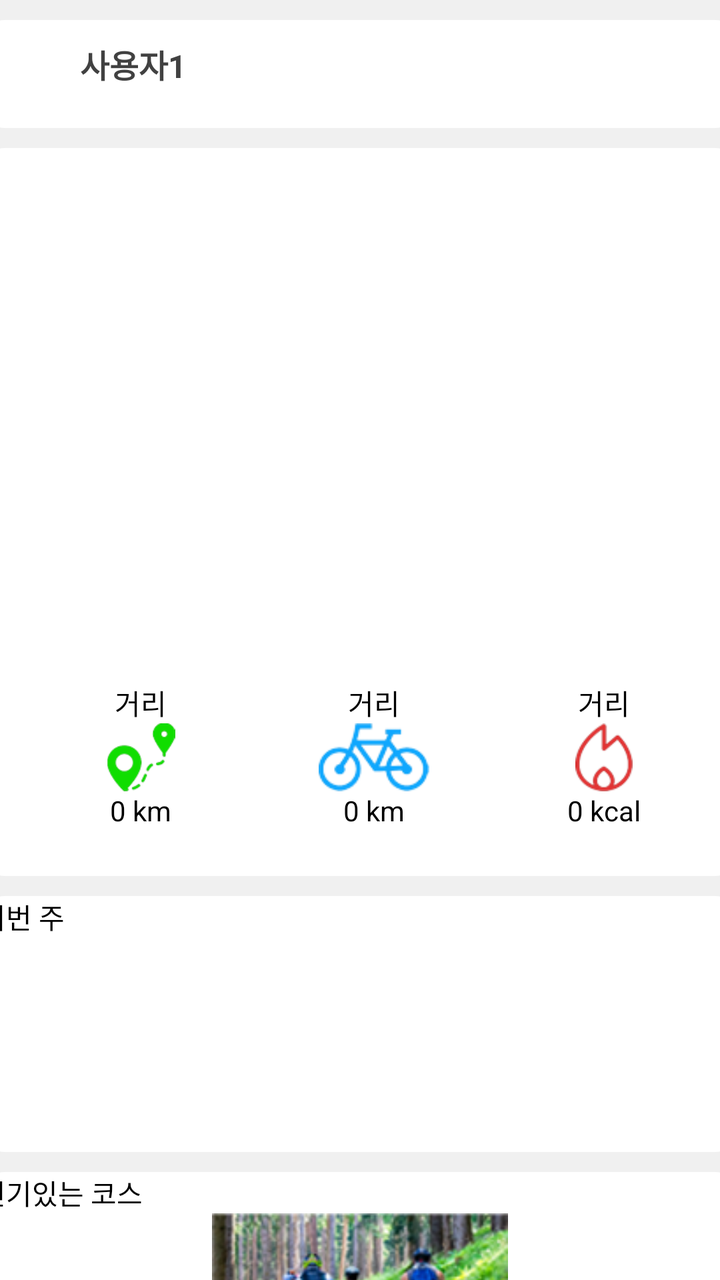
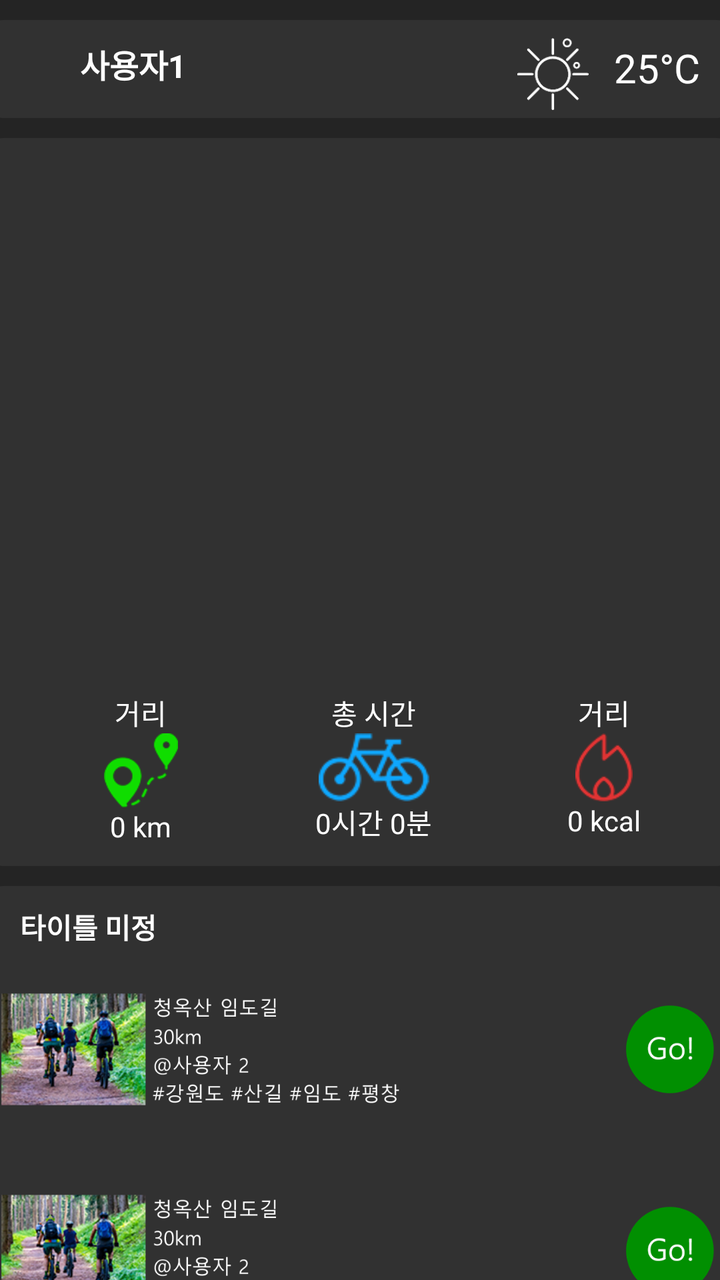

Two renders of the same Android screen: before a commit and after it. Below are the layout's source before the change and the commit's diff.
<!-- AndroidManifest.xml: application theme AppTheme -->
<!-- res/layout/fragment_home.xml -->
<?xml version="1.0" encoding="utf-8"?>
<androidx.constraintlayout.widget.ConstraintLayout xmlns:android="http://schemas.android.com/apk/res/android"
    xmlns:app="http://schemas.android.com/apk/res-auto"
    xmlns:tools="http://schemas.android.com/tools"
    android:layout_width="match_parent"
    android:layout_height="match_parent"
    android:background="#f0f0f0"
    tools:context=".ui.home.HomeFragment">

    <LinearLayout
        android:id="@+id/linearLayout"
        android:layout_width="match_parent"
        android:layout_height="match_parent"
        android:orientation="vertical"
        tools:ignore="MissingConstraints">

        <LinearLayout
            android:layout_width="380dp"
            android:layout_height="54dp"
            android:layout_gravity="center"
            android:layout_marginTop="10dp"
            android:background="@drawable/subactivity_shape"
            android:orientation="vertical"
            tools:ignore="MissingConstraints">


            <ImageView
                android:id="@+id/imageView8"
                android:layout_width="30dp"
                android:layout_height="30dp"
                android:layout_margin="10dp"
                app:srcCompat="@drawable/user_icon" />

            <TextView

                android:layout_width="wrap_content"
                android:layout_height="wrap_content"
                android:layout_marginLeft="50dp"
                android:layout_marginTop="-40dp"
                android:text="사용자1"

                android:textColor="#414141"
                android:textSize="16dp"
                android:textStyle="bold" />


        </LinearLayout>

        <LinearLayout
            android:layout_width="380dp"
            android:layout_height="364dp"
            android:layout_gravity="center"
            android:layout_marginTop="10dp"
            android:background="@drawable/subactivity_shape"
            android:orientation="vertical"
            tools:ignore="MissingConstraints">

            <ImageView
                android:id="@+id/ridingstart"
                android:layout_width="240dp"
                android:layout_height="237dp"
                android:layout_gravity="center"
                android:layout_marginTop="30dp"
                app:srcCompat="@drawable/main_bt" />

            <LinearLayout
                android:layout_width="wrap_content"
                android:layout_height="match_parent"
                android:orientation="horizontal">

                <LinearLayout
                    android:layout_width="101dp"
                    android:layout_height="match_parent"
                    android:layout_gravity="left"
                    android:layout_marginLeft="30dp"
                    android:orientation="vertical">

                    <TextView
                        android:id="@+id/textView3"
                        android:layout_width="wrap_content"
                        android:layout_height="wrap_content"
                        android:layout_gravity="center"
                        android:text="거리"
                        android:textColor="#000000" />

                    <ImageView
                        android:id="@+id/imageView4"
                        android:layout_width="wrap_content"
                        android:layout_height="34dp"
                        android:layout_gravity="center"
                        android:src="@drawable/main_dis" />

                    <TextView
                        android:id="@+id/textView26"
                        android:layout_width="wrap_content"
                        android:layout_height="wrap_content"
                        android:layout_gravity="center"
                        android:text="0 km"
                        android:textColor="#000000" />
                </LinearLayout>

                <LinearLayout
                    android:layout_width="132dp"
                    android:layout_height="match_parent"
                    android:layout_gravity="center"
                    android:orientation="vertical">

                    <TextView
                        android:id="@+id/textView5"
                        android:layout_width="wrap_content"
                        android:layout_height="wrap_content"
                        android:layout_gravity="center"
                        android:text="거리"
                        android:textColor="#000000" />

                    <ImageView
                        android:id="@+id/imageView6"
                        android:layout_width="wrap_content"
                        android:layout_height="34dp"
                        android:layout_gravity="center"
                        android:src="@drawable/main_riding" />

                    <TextView
                        android:id="@+id/textView27"
                        android:layout_width="wrap_content"
                        android:layout_height="wrap_content"
                        android:layout_gravity="center"
                        android:text="0 km"
                        android:textColor="#000000" />
                </LinearLayout>

                <LinearLayout
                    android:layout_width="98dp"
                    android:layout_height="match_parent"
                    android:orientation="vertical">

                    <TextView
                        android:id="@+id/textView7"
                        android:layout_width="wrap_content"
                        android:layout_height="wrap_content"
                        android:layout_gravity="center"
                        android:text="거리"
                        android:textColor="#000000" />

                    <ImageView
                        android:id="@+id/imageView7"
                        android:layout_width="wrap_content"
                        android:layout_height="34dp"
                        android:layout_gravity="center"
                        android:src="@drawable/main_kal" />

                    <TextView
                        android:id="@+id/textView28"
                        android:layout_width="wrap_content"
                        android:layout_height="wrap_content"
                        android:layout_gravity="center"
                        android:text="0 kcal"
                        android:textColor="#000000" />
                </LinearLayout>
            </LinearLayout>


        </LinearLayout>

        <LinearLayout
            android:layout_width="380dp"
            android:layout_height="128dp"
            android:layout_gravity="center"
            android:layout_marginTop="10dp"
            android:background="@drawable/subactivity_shape"
            android:orientation="vertical"
            tools:ignore="MissingConstraints">

            <TextView
                android:id="@+id/textView36"
                android:layout_width="match_parent"
                android:layout_height="wrap_content"
                android:text="이번 주"
                android:textColor="#000000" />
        </LinearLayout>

        <LinearLayout
            android:layout_width="380dp"
            android:layout_height="135dp"
            android:layout_gravity="center"
            android:layout_marginTop="10dp"
            android:background="@drawable/subactivity_shape"
            android:orientation="vertical"
            tools:ignore="MissingConstraints">

            <TextView
                android:id="@+id/textView37"
                android:layout_width="match_parent"
                android:layout_height="wrap_content"
                android:text="인기있는 코스"
                android:textColor="#000000" />

            <LinearLayout
                android:layout_width="match_parent"
                android:layout_height="match_parent"
                android:orientation="horizontal">

                <ImageView
                    android:id="@+id/imageView9"
                    android:layout_width="match_parent"
                    android:layout_height="match_parent"
                    android:layout_weight="1"
                    android:src="@drawable/main_pimg" />
            </LinearLayout>
        </LinearLayout>


    </LinearLayout>

</androidx.constraintlayout.widget.ConstraintLayout>
<!-- resources referenced by this layout -->
<resources>
  <!-- drawable main_bt: png bitmap (drawable, 108726 bytes) -->
  <!-- drawable main_dis: png bitmap (drawable, 5540 bytes) -->
  <!-- drawable main_kal: png bitmap (drawable, 5358 bytes) -->
  <!-- drawable main_pimg: png bitmap (drawable, 50595 bytes) -->
  <!-- drawable main_riding: png bitmap (drawable, 7802 bytes) -->
  <!-- drawable subactivity_shape (drawable) -->
  <?xml version="1.0" encoding="utf-8"?>
  <shape xmlns:android="http://schemas.android.com/apk/res/android"
      android:padding="10dp"
      android:shape="rectangle" >
      <solid android:color="#FFF" />
      <corners
          android:bottomLeftRadius="12dp"
          android:bottomRightRadius="12dp"
          android:topLeftRadius="12dp"
          android:topRightRadius="12dp" />
      <stroke
          android:width="1dp"
          android:color="#fff" />
  </shape>
  <!-- drawable user_icon: png bitmap (drawable, 25015 bytes) -->
  <style name="AppTheme" parent="Theme.AppCompat.Light.DarkActionBar">
          
          <item name="colorPrimary">@color/colorPrimary</item>
          <item name="colorPrimaryDark">@color/colorPrimaryDark</item>
          <item name="colorAccent">@color/colorAccent</item>
      </style>
  <color name="colorPrimary">#181818</color>
  <color name="colorPrimaryDark">#181818</color>
  <color name="colorAccent">#03DAC5</color>
</resources>

<!-- the commit's change to res/layout/fragment_home.xml (unified diff, before → after) -->
@@ -4,7 +4,7 @@
     xmlns:tools="http://schemas.android.com/tools"
     android:layout_width="match_parent"
     android:layout_height="match_parent"
-    android:background="#f0f0f0"
+    android:background="#242424"
     tools:context=".ui.home.HomeFragment">
 
     <LinearLayout
@@ -12,11 +12,12 @@
         android:layout_width="match_parent"
         android:layout_height="match_parent"
         android:orientation="vertical"
+        app:layout_constraintStart_toStartOf="parent"
         tools:ignore="MissingConstraints">
 
         <LinearLayout
             android:layout_width="380dp"
-            android:layout_height="54dp"
+            android:layout_height="49dp"
             android:layout_gravity="center"
             android:layout_marginTop="10dp"
             android:background="@drawable/subactivity_shape"
@@ -39,9 +40,29 @@
                 android:layout_marginTop="-40dp"
                 android:text="사용자1"
 
-                android:textColor="#414141"
+                android:textColor="#fff"
                 android:textSize="16dp"
                 android:textStyle="bold" />
+
+            <ImageView
+                android:id="@+id/imageView9"
+                android:layout_width="47dp"
+                android:layout_height="36dp"
+                android:layout_gravity="right"
+                android:layout_marginTop="-25dp"
+                android:layout_marginRight="70dp"
+                android:src="@drawable/main_sun" />
+
+            <TextView
+                android:id="@+id/textView37"
+                android:layout_width="wrap_content"
+                android:layout_height="match_parent"
+                android:layout_gravity="right"
+                android:layout_marginTop="-35dp"
+                android:layout_marginRight="20dp"
+                android:text="25°C"
+                android:textColor="#fff"
+                android:textSize="20dp" />
 
 
         </LinearLayout>
@@ -66,7 +87,8 @@
             <LinearLayout
                 android:layout_width="wrap_content"
                 android:layout_height="match_parent"
-                android:orientation="horizontal">
+                android:orientation="horizontal"
+                android:paddingTop="10dp">
 
                 <LinearLayout
                     android:layout_width="101dp"
@@ -81,12 +103,12 @@
                         android:layout_height="wrap_content"
                         android:layout_gravity="center"
                         android:text="거리"
-                        android:textColor="#000000" />
+                        android:textColor="#fff" />
 
                     <ImageView
                         android:id="@+id/imageView4"
                         android:layout_width="wrap_content"
-                        android:layout_height="34dp"
+                        android:layout_height="37dp"
                         android:layout_gravity="center"
                         android:src="@drawable/main_dis" />
 
@@ -96,7 +118,7 @@
                         android:layout_height="wrap_content"
                         android:layout_gravity="center"
                         android:text="0 km"
-                        android:textColor="#000000" />
+                        android:textColor="#fff" />
                 </LinearLayout>
 
                 <LinearLayout
@@ -110,8 +132,8 @@
                         android:layout_width="wrap_content"
                         android:layout_height="wrap_content"
                         android:layout_gravity="center"
-                        android:text="거리"
-                        android:textColor="#000000" />
+                        android:text="총 시간"
+                        android:textColor="#fff" />
 
                     <ImageView
                         android:id="@+id/imageView6"
@@ -125,8 +147,8 @@
                         android:layout_width="wrap_content"
                         android:layout_height="wrap_content"
                         android:layout_gravity="center"
-                        android:text="0 km"
-                        android:textColor="#000000" />
+                        android:text="0시간 0분"
+                        android:textColor="#fff" />
                 </LinearLayout>
 
                 <LinearLayout
@@ -140,7 +162,7 @@
                         android:layout_height="wrap_content"
                         android:layout_gravity="center"
                         android:text="거리"
-                        android:textColor="#000000" />
+                        android:textColor="#fff" />
 
                     <ImageView
                         android:id="@+id/imageView7"
@@ -155,7 +177,7 @@
                         android:layout_height="wrap_content"
                         android:layout_gravity="center"
                         android:text="0 kcal"
-                        android:textColor="#000000" />
+                        android:textColor="#fff" />
                 </LinearLayout>
             </LinearLayout>
 
@@ -164,7 +186,7 @@
 
         <LinearLayout
             android:layout_width="380dp"
-            android:layout_height="128dp"
+            android:layout_height="232dp"
             android:layout_gravity="center"
             android:layout_marginTop="10dp"
             android:background="@drawable/subactivity_shape"
@@ -175,40 +197,32 @@
                 android:id="@+id/textView36"
                 android:layout_width="match_parent"
                 android:layout_height="wrap_content"
-                android:text="이번 주"
-                android:textColor="#000000" />
+                android:layout_marginLeft="20dp"
+                android:layout_marginTop="10dp"
+                android:fontFamily="sans-serif-condensed"
+                android:text="타이틀 미정"
+                android:textColor="#fff"
+                android:textStyle="bold"
+                android:typeface="normal" />
+
+            <ImageView
+                android:id="@+id/imageView2"
+                android:layout_width="368dp"
+                android:layout_height="match_parent"
+                android:layout_gravity="center"
+                android:layout_weight="1"
+                android:src="@drawable/test__img" />
+
+            <ImageView
+                android:id="@+id/imageView3"
+                android:layout_width="368dp"
+                android:layout_height="match_parent"
+                android:layout_gravity="center"
+                android:layout_weight="1"
+                android:src="@drawable/test__img" />
+
         </LinearLayout>
 
-        <LinearLayout
-            android:layout_width="380dp"
-            android:layout_height="135dp"
-            android:layout_gravity="center"
-            android:layout_marginTop="10dp"
-            android:background="@drawable/subactivity_shape"
-            android:orientation="vertical"
-            tools:ignore="MissingConstraints">
-
-            <TextView
-                android:id="@+id/textView37"
-                android:layout_width="match_parent"
-                android:layout_height="wrap_content"
-                android:text="인기있는 코스"
-                android:textColor="#000000" />
-
-            <LinearLayout
-                android:layout_width="match_parent"
-                android:layout_height="match_parent"
-                android:orientation="horizontal">
-
-                <ImageView
-                    android:id="@+id/imageView9"
-                    android:layout_width="match_parent"
-                    android:layout_height="match_parent"
-                    android:layout_weight="1"
-                    android:src="@drawable/main_pimg" />
-            </LinearLayout>
-        </LinearLayout>
-
 
     </LinearLayout>
 
<!-- resource entries referenced after the edit -->
@@ -3,23 +3,24 @@
   <!-- drawable main_bt: png bitmap (drawable, 108726 bytes) -->
   <!-- drawable main_dis: png bitmap (drawable, 5540 bytes) -->
   <!-- drawable main_kal: png bitmap (drawable, 5358 bytes) -->
-  <!-- drawable main_pimg: png bitmap (drawable, 50595 bytes) -->
   <!-- drawable main_riding: png bitmap (drawable, 7802 bytes) -->
+  <!-- drawable main_sun: png bitmap (drawable, 4436 bytes) -->
   <!-- drawable subactivity_shape (drawable) -->
   <?xml version="1.0" encoding="utf-8"?>
   <shape xmlns:android="http://schemas.android.com/apk/res/android"
       android:padding="10dp"
       android:shape="rectangle" >
-      <solid android:color="#FFF" />
+      <solid android:color="#313131" />
       <corners
           android:bottomLeftRadius="12dp"
           android:bottomRightRadius="12dp"
           android:topLeftRadius="12dp"
           android:topRightRadius="12dp" />
       <stroke
-          android:width="1dp"
+          android:width="0dp"
           android:color="#fff" />
   </shape>
+  <!-- drawable test__img: png bitmap (drawable, 146840 bytes) -->
   <!-- drawable user_icon: png bitmap (drawable, 25015 bytes) -->
   <style name="AppTheme" parent="Theme.AppCompat.Light.DarkActionBar">
           
